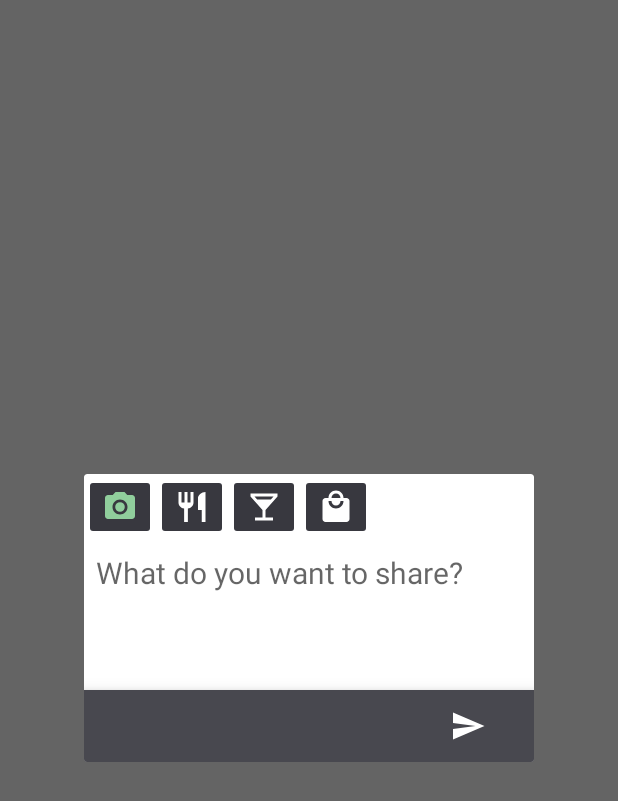
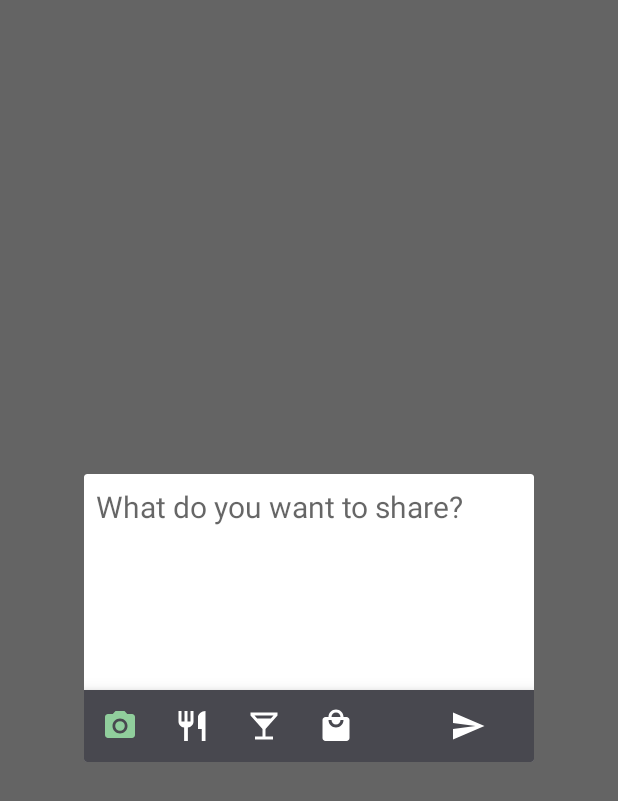
Before and after one commit to studieresan/studs-app, an Android app: the fragment ShareLocationFragment shown on its own in the app's theme, on a phone screen of 412 x 824 dp. Shown: the top 801 px of the screen. Run offline under Robolectric (Android 15) with nearby library versions, the phone set to English and light mode, and no system bars; our stand-ins replace Firebase (no records; nobody signed in at launch, a user with empty details on screens opened directly); 4 statements that could not run were skipped.

Commit message:
scrollfix and design updaets

```diff
--- a/android/app/src/main/AndroidManifest.xml
+++ b/android/app/src/main/AndroidManifest.xml
@@ -12,7 +12,8 @@
             android:value="AIzaSyCZnicWC6uND5-lcsFy4OePZTEkWYLXd20" />
 
         <activity android:name=".MainActivity" android:label="@string/app_name"
-            android:theme="@style/AppTheme">
+            android:theme="@style/AppTheme"
+            android:windowSoftInputMode="adjustPan">
             <intent-filter>
                 <action android:name="android.intent.action.MAIN" />
 
--- a/android/app/src/main/java/se/studieresan/studs/StudsViewModel.kt
+++ b/android/app/src/main/java/se/studieresan/studs/StudsViewModel.kt
@@ -3,7 +3,6 @@ package se.studieresan.studs
 import android.arch.lifecycle.LiveData
 import android.arch.lifecycle.MutableLiveData
 import android.arch.lifecycle.ViewModel
-import android.util.Log
 import com.google.firebase.database.ChildEventListener
 import com.google.firebase.database.FirebaseDatabase
 import com.google.firebase.database.GenericTypeIndicator
@@ -117,7 +116,6 @@ class StudsViewModel : ViewModel() {
 
     private fun loadUsers() {
         userListener = FirebaseAPI.createValueEventListener({ snap ->
-            Log.d(TAG, "new users $snap")
             val newUsers = snap.children.map { data ->
                 val user = data.getValue(User::class.java) ?: return@createValueEventListener
                 user.id = data.key
--- a/android/app/src/main/java/se/studieresan/studs/adapters/TodoAdapter.kt
+++ b/android/app/src/main/java/se/studieresan/studs/adapters/TodoAdapter.kt
@@ -16,7 +16,7 @@ import kotlin.properties.Delegates
 
 class TodoAdapter(val callback: OnTodoSelectedListener, val context: Context) : RecyclerView.Adapter<TodoAdapter.ViewHolder>() {
 
-    var dataSource: List<Todo> by Delegates.observable(emptyList()) { _, _, _ ->
+    var dataSource: List<Todo?> by Delegates.observable(emptyList()) { _, _, _ ->
         notifyDataSetChanged()
     }
 
@@ -37,8 +37,7 @@ class TodoAdapter(val callback: OnTodoSelectedListener, val context: Context) :
     }
 
     override fun onBindViewHolder(holder: ViewHolder, pos: Int) {
-        val todo = dataSource[pos]
-        todo ?: return
+        val todo = dataSource[pos] ?: return
         holder.title.text = todo.name
         val ic = getIconForCategory(todo.category)
         val drawable = ContextCompat.getDrawable(context, ic)
--- a/android/app/src/main/java/se/studieresan/studs/ui/SlideupNestedScrollview.kt
+++ b/android/app/src/main/java/se/studieresan/studs/ui/SlideupNestedScrollview.kt
@@ -53,8 +53,10 @@ class SlideupNestedScrollview : NestedScrollView {
         }
     }
 
+    var paddingSet = false
     override fun onLayout(changed: Boolean, l: Int, t: Int, r: Int, b: Int) {
-        if (paddingTop == 0) {
+        if (paddingTop == 0 && !paddingSet) {
+            paddingSet = true
             val adjustedTopPadding = (height - peekHeight).toInt()
             setPadding(paddingLeft, adjustedTopPadding, paddingRight, paddingBottom)
         }
--- a/android/app/src/main/res/layout/fragment_share_location.xml
+++ b/android/app/src/main/res/layout/fragment_share_location.xml
@@ -2,46 +2,11 @@
     android:layout_width="match_parent"
     android:layout_height="match_parent"
     android:orientation="vertical">
-    <LinearLayout
-        android:orientation="horizontal"
-        android:layout_width="300dp"
-        android:layout_height="wrap_content"
-        android:gravity="center_vertical"
-        android:elevation="7dp">
-        <ImageButton
-            android:id="@+id/activity"
-            android:layout_width="wrap_content"
-            android:layout_height="wrap_content"
-            android:tint="@color/colorAccent"
-            android:backgroundTint="@color/colorPrimary"
-            android:src="@drawable/ic_local_see_black_24dp" />
-        <ImageButton
-            android:id="@+id/eat"
-            android:layout_width="wrap_content"
-            android:layout_height="wrap_content"
-            android:backgroundTint="@color/colorPrimary"
-            android:tint="@android:color/white"
-            android:src="@drawable/ic_restaurant_black_24dp" />
-        <ImageButton
-            android:id="@+id/drink"
-            android:layout_width="wrap_content"
-            android:layout_height="wrap_content"
-            android:backgroundTint="@color/colorPrimary"
-            android:tint="@android:color/white"
-            android:src="@drawable/ic_local_bar_black_24dp" />
-        <ImageButton
-            android:id="@+id/shopping"
-            android:layout_width="wrap_content"
-            android:layout_height="wrap_content"
-            android:backgroundTint="@color/colorPrimary"
-            android:tint="@android:color/white"
-            android:src="@drawable/ic_local_mall_black_24dp" />
-    </LinearLayout>
 
     <EditText
         android:id="@+id/message"
         android:layout_width="match_parent"
-        android:layout_height="100dp"
+        android:layout_height="144dp"
         android:padding="8dp"
         android:gravity="start"
         android:textSize="20sp"
@@ -56,6 +21,35 @@
         android:gravity="center_vertical"
         android:elevation="7dp"
         android:background="@color/backgroundHeader">
+
+        <ImageButton
+            android:id="@+id/activity"
+            android:layout_width="wrap_content"
+            android:layout_height="wrap_content"
+            android:tint="@color/colorAccent"
+            android:backgroundTint="@android:color/transparent"
+            android:src="@drawable/ic_local_see_black_24dp" />
+        <ImageButton
+            android:id="@+id/eat"
+            android:layout_width="wrap_content"
+            android:layout_height="wrap_content"
+            android:backgroundTint="@android:color/transparent"
+            android:tint="@android:color/white"
+            android:src="@drawable/ic_restaurant_black_24dp" />
+        <ImageButton
+            android:id="@+id/drink"
+            android:layout_width="wrap_content"
+            android:layout_height="wrap_content"
+            android:backgroundTint="@android:color/transparent"
+            android:tint="@android:color/white"
+            android:src="@drawable/ic_local_bar_black_24dp" />
+        <ImageButton
+            android:id="@+id/shopping"
+            android:layout_width="wrap_content"
+            android:layout_height="wrap_content"
+            android:backgroundTint="@android:color/transparent"
+            android:tint="@android:color/white"
+            android:src="@drawable/ic_local_mall_black_24dp" />
 
         <View
             android:layout_width="0dp"
```
Also changed, not shown: android/app/src/main/java/se/studieresan/studs/adapters/OverviewAdapter.kt (+21 -8 lines), android/app/src/main/res/layout/list_item_placeholder.xml (added, +15 -0 lines).
